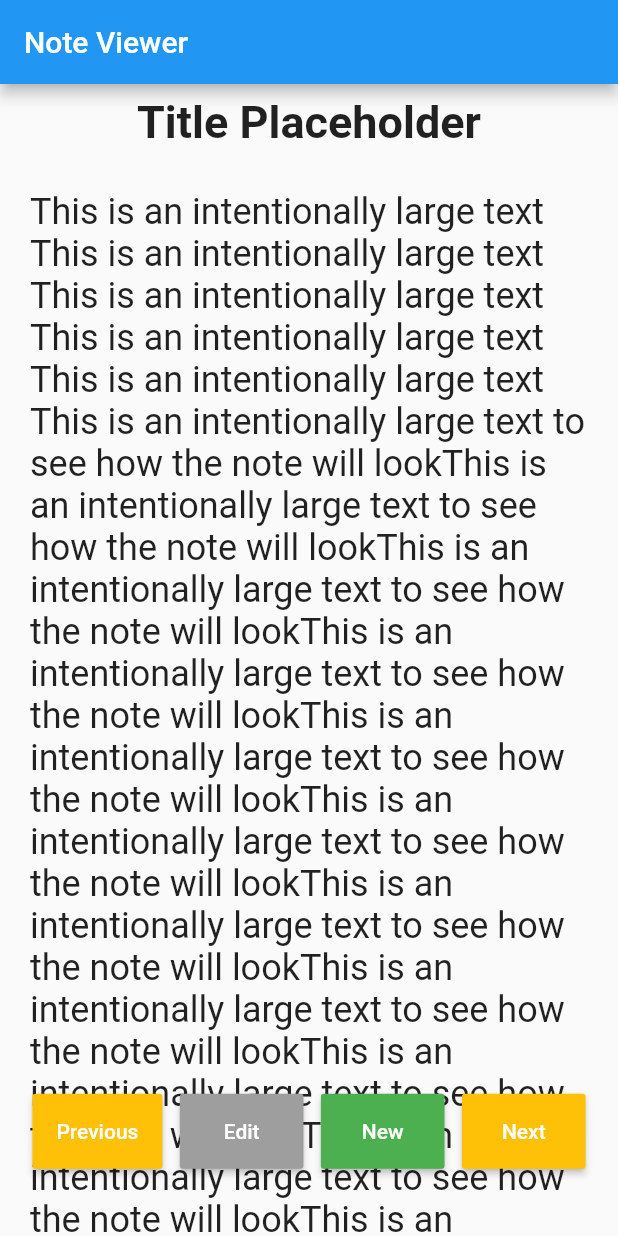
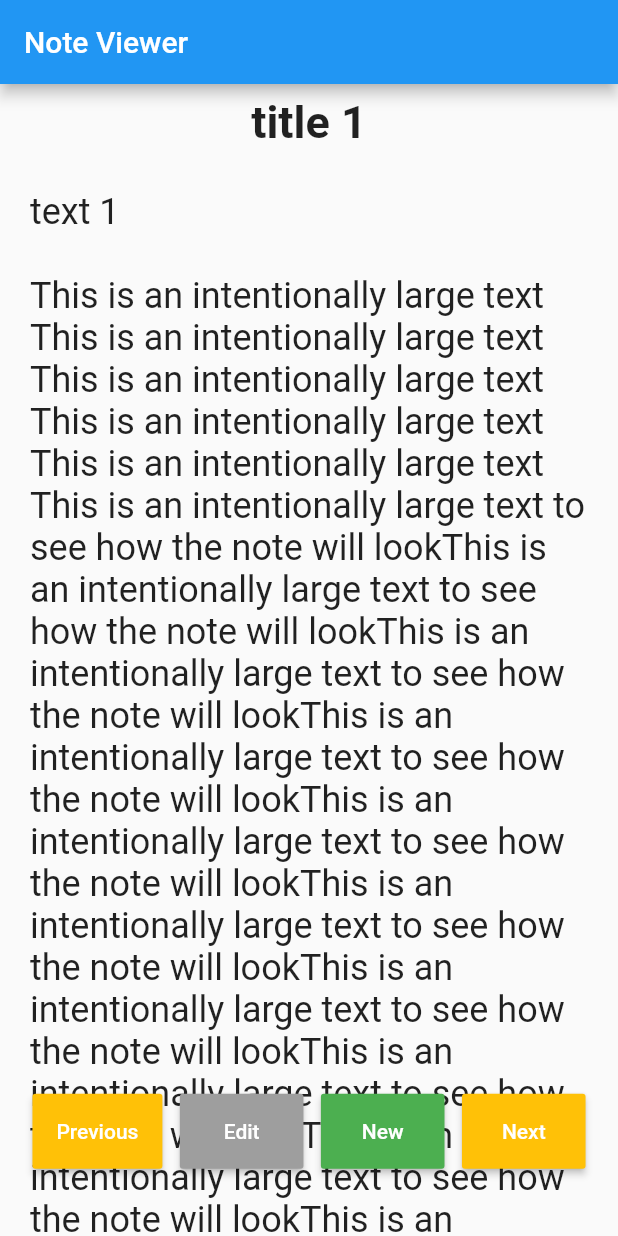
Before and after one commit to karimamd/Remember_notes, a Flutter app: the screen it shows after launch, on a phone screen of 412 x 824 dp. Run offline on Flutter 3.47's test engine with Material 2 defaults, Android fonts, the phone set to English and light mode, and no system bars.

Commit message:
Added Next and previous button actions on a dummy list of notes

```diff
--- a/lib/screens/note_viewer.dart
+++ b/lib/screens/note_viewer.dart
@@ -1,12 +1,36 @@
 import 'package:designs/screens/note_adder.dart';
 import 'package:designs/screens/note_editor.dart';
 import 'package:flutter/material.dart';
+List dummy_notes = [
+  {
+    'title': 'title 1',
+    'text': 'text 1'
+  },
+  {
+    'title': 'title 2',
+    'text': 'text 2'
+  },
+  {
+    'title': 'title 3',
+    'text': 'text 3'
+  }
+  ];
+class NoteViewer extends StatefulWidget {
+  @override
+  _NoteViewerState createState() => _NoteViewerState();
+}
 
-class NoteViewer extends StatelessWidget {
+class _NoteViewerState extends State<NoteViewer> {
+  int _index= 0;
+  void _incrementIndex() {
+    setState( () {_index= (_index+1) % dummy_notes.length;} );
+  }
+  void _decrementIndex() {
+    setState( () {_index= _index==0 ? dummy_notes.length-1 : (_index-1);} );
+  }
   @override
   Widget build(BuildContext context) {
-    final String _notetext =
-        'This is an intentionally large text This is an intentionally large text This is an intentionally large text This is an intentionally large text This is an intentionally large text This is an intentionally large text to see how the note will lookThis is an intentionally large text to see how the note will lookThis is an intentionally large text to see how the note will lookThis is an intentionally large text to see how the note will lookThis is an intentionally large text to see how the note will lookThis is an intentionally large text to see how the note will lookThis is an intentionally large text to see how the note will lookThis is an intentionally large text to see how the note will lookThis is an intentionally large text to see how the note will lookThis is an intentionally large text to see how the note will lookThis is an intentionally large text to see how the note will lookThis is an intentionally large text to see how the note will look';
+    final String _notetext ='This is an intentionally large text This is an intentionally large text This is an intentionally large text This is an intentionally large text This is an intentionally large text This is an intentionally large text to see how the note will lookThis is an intentionally large text to see how the note will lookThis is an intentionally large text to see how the note will lookThis is an intentionally large text to see how the note will lookThis is an intentionally large text to see how the note will lookThis is an intentionally large text to see how the note will lookThis is an intentionally large text to see how the note will lookThis is an intentionally large text to see how the note will lookThis is an intentionally large text to see how the note will lookThis is an intentionally large text to see how the note will lookThis is an intentionally large text to see how the note will lookThis is an intentionally large text to see how the note will look';
     return Scaffold(
         appBar: AppBar(
           title: Text('Note Viewer'),
@@ -20,7 +44,7 @@ class NoteViewer extends StatelessWidget {
                   padding: const EdgeInsets.all(8.0),
                   child: Center(
                     child: Text(
-                      'Title Placeholder',
+                      dummy_notes[_index]['title'],
                       style: TextStyle(fontSize: 30, fontWeight: FontWeight.bold),
                     ),
                   ),
@@ -28,7 +52,7 @@ class NoteViewer extends StatelessWidget {
                 Padding(
                   padding: const EdgeInsets.all(20.0),
                   child: Text(
-                    _notetext,
+                    dummy_notes[_index]['text'] +'\n\n'+ _notetext,
                     style: TextStyle(
                       fontSize: 24,
                     ),
@@ -56,16 +80,16 @@ class NoteViewer extends StatelessWidget {
           ],
         ));
   }
-  //TODO implement those methods
-void  _previousNote(context){}
-void  _nextNote(context){}
-//  Future _editNote(context) async {
-//    //TODO Load prevous note from database or cache
-//  }
-//
-//  Future _nextNote(context) async {
-//    //TODO Load next note from database
-//  }
+
+
+
+  Future _previousNote(context) async {
+    _decrementIndex();
+  }
+  Future _nextNote(context) async {
+    _incrementIndex();
+  }
+
   Future _editNote(context) async {
     Navigator.push(context, MaterialPageRoute(builder: (context) => NoteEditor()));
   }
```
